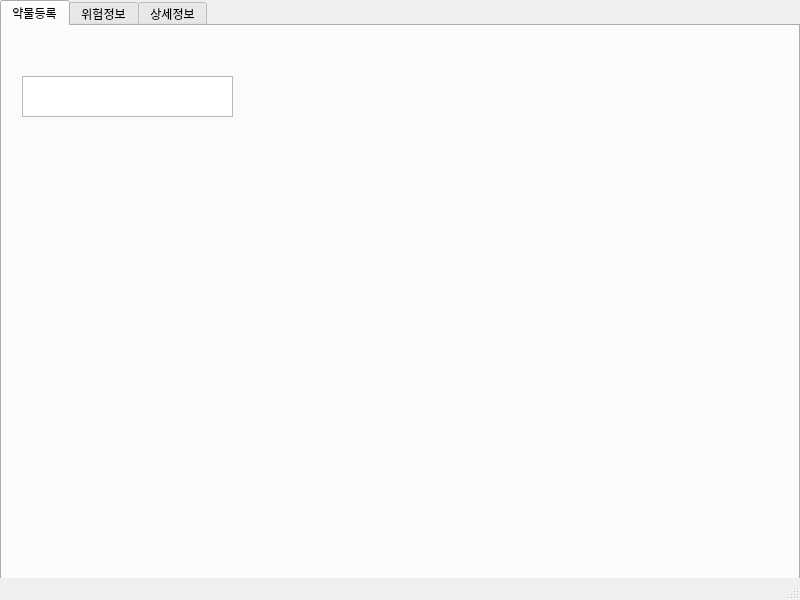
Old version of the form project_drugsearch.ui in the repository codepam2020/pyp1.
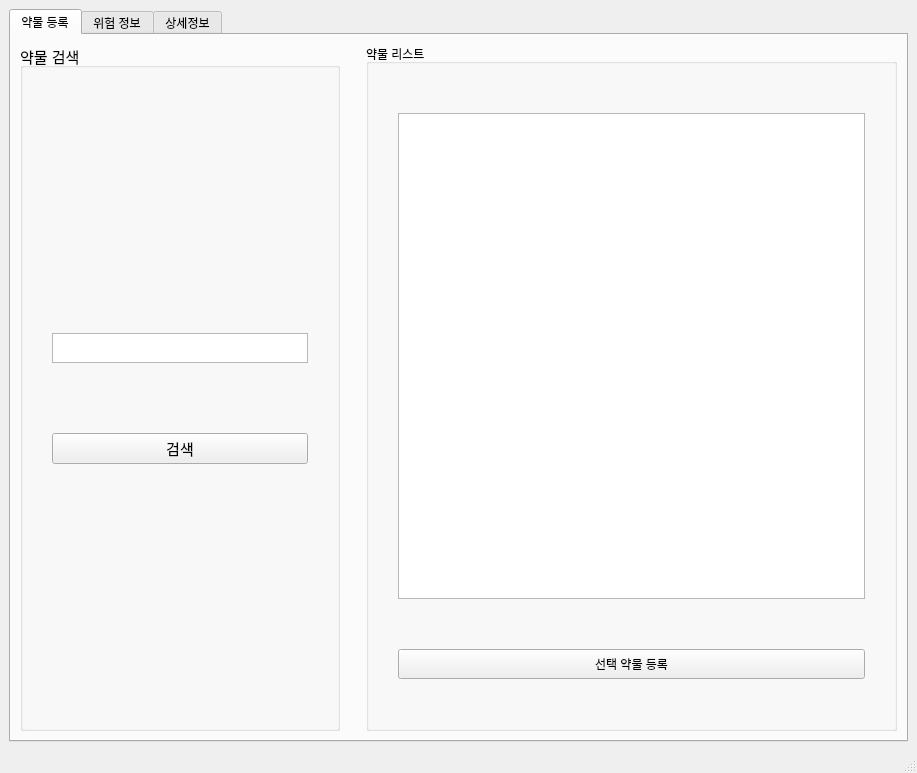
New version of the form.

Diff of the .ui file:
```diff
--- a/project_drugsearch.ui
+++ b/project_drugsearch.ui
@@ -6,80 +6,267 @@
    <rect>
     <x>0</x>
     <y>0</y>
-    <width>800</width>
-    <height>600</height>
+    <width>917</width>
+    <height>773</height>
    </rect>
   </property>
   <property name="windowTitle">
    <string>MainWindow</string>
   </property>
   <widget class="QWidget" name="centralwidget">
-   <widget class="QTabWidget" name="tabWidget">
-    <property name="enabled">
-     <bool>true</bool>
-    </property>
-    <property name="geometry">
-     <rect>
-      <x>0</x>
-      <y>0</y>
-      <width>800</width>
-      <height>600</height>
-     </rect>
-    </property>
-    <property name="currentIndex">
-     <number>0</number>
-    </property>
-    <property name="iconSize">
-     <size>
-      <width>16</width>
-      <height>16</height>
-     </size>
-    </property>
-    <property name="elideMode">
-     <enum>Qt::ElideMiddle</enum>
-    </property>
-    <property name="tabsClosable">
-     <bool>false</bool>
-    </property>
-    <property name="movable">
-     <bool>false</bool>
-    </property>
-    <property name="tabBarAutoHide">
-     <bool>false</bool>
-    </property>
-    <widget class="QWidget" name="tab1">
-     <attribute name="title">
-      <string notr="true">약물등록</string>
-     </attribute>
-     <widget class="QTextEdit" name="textEdit">
-      <property name="geometry">
-       <rect>
-        <x>20</x>
-        <y>50</y>
-        <width>211</width>
-        <height>41</height>
-       </rect>
-      </property>
-      <property name="html">
-       <string>&lt;!DOCTYPE HTML PUBLIC &quot;-//W3C//DTD HTML 4.0//EN&quot; &quot;http://www.w3.org/TR/REC-html40/strict.dtd&quot;&gt;
-&lt;html&gt;&lt;head&gt;&lt;meta name=&quot;qrichtext&quot; content=&quot;1&quot; /&gt;&lt;style type=&quot;text/css&quot;&gt;
-p, li { white-space: pre-wrap; }
-&lt;/style&gt;&lt;/head&gt;&lt;body style=&quot; font-family:'.AppleSystemUIFont'; font-size:13pt; font-weight:400; font-style:normal;&quot;&gt;
-&lt;p style=&quot;-qt-paragraph-type:empty; margin-top:0px; margin-bottom:0px; margin-left:0px; margin-right:0px; -qt-block-indent:0; text-indent:0px;&quot;&gt;&lt;br /&gt;&lt;/p&gt;&lt;/body&gt;&lt;/html&gt;</string>
-      </property>
-     </widget>
-    </widget>
-    <widget class="QWidget" name="tab2">
-     <attribute name="title">
-      <string notr="true">위험정보</string>
-     </attribute>
-    </widget>
-    <widget class="QWidget" name="tab3">
-     <attribute name="title">
-      <string notr="true">상세정보</string>
-     </attribute>
-    </widget>
-   </widget>
+   <layout class="QGridLayout" name="gridLayout_2">
+    <item row="0" column="0">
+     <layout class="QGridLayout" name="gridLayout">
+      <item row="0" column="0">
+       <widget class="QTabWidget" name="tabWidget">
+        <property name="currentIndex">
+         <number>0</number>
+        </property>
+        <widget class="QWidget" name="tabDrugRegister">
+         <attribute name="title">
+          <string>약물 등록</string>
+         </attribute>
+         <layout class="QGridLayout" name="gridLayout_5">
+          <item row="0" column="0">
+           <layout class="QGridLayout" name="gridLayout_13">
+            <item row="0" column="0">
+             <widget class="QGroupBox" name="groupBox">
+              <property name="font">
+               <font>
+                <pointsize>11</pointsize>
+               </font>
+              </property>
+              <property name="title">
+               <string>약물 검색</string>
+              </property>
+              <layout class="QVBoxLayout" name="verticalLayout_3">
+               <item>
+                <layout class="QVBoxLayout" name="verticalLayout_2">
+                 <property name="spacing">
+                  <number>10</number>
+                 </property>
+                 <property name="leftMargin">
+                  <number>20</number>
+                 </property>
+                 <property name="topMargin">
+                  <number>40</number>
+                 </property>
+                 <property name="rightMargin">
+                  <number>20</number>
+                 </property>
+                 <property name="bottomMargin">
+                  <number>40</number>
+                 </property>
+                 <item>
+                  <spacer name="verticalSpacer_2">
+                   <property name="orientation">
+                    <enum>Qt::Vertical</enum>
+                   </property>
+                   <property name="sizeHint" stdset="0">
+                    <size>
+                     <width>20</width>
+                     <height>40</height>
+                    </size>
+                   </property>
+                  </spacer>
+                 </item>
+                 <item>
+                  <widget class="QTextEdit" name="TextEditDrugSearch">
+                   <property name="sizePolicy">
+                    <sizepolicy hsizetype="Minimum" vsizetype="Minimum">
+                     <horstretch>0</horstretch>
+                     <verstretch>20</verstretch>
+                    </sizepolicy>
+                   </property>
+                   <property name="minimumSize">
+                    <size>
+                     <width>150</width>
+                     <height>30</height>
+                    </size>
+                   </property>
+                   <property name="maximumSize">
+                    <size>
+                     <width>16777215</width>
+                     <height>30</height>
+                    </size>
+                   </property>
+                  </widget>
+                 </item>
+                 <item>
+                  <spacer name="verticalSpacer">
+                   <property name="orientation">
+                    <enum>Qt::Vertical</enum>
+                   </property>
+                   <property name="sizeType">
+                    <enum>QSizePolicy::Minimum</enum>
+                   </property>
+                   <property name="sizeHint" stdset="0">
+                    <size>
+                     <width>20</width>
+                     <height>60</height>
+                    </size>
+                   </property>
+                  </spacer>
+                 </item>
+                 <item>
+                  <widget class="QPushButton" name="ButtonSearchDrug">
+                   <property name="sizePolicy">
+                    <sizepolicy hsizetype="Minimum" vsizetype="Minimum">
+                     <horstretch>0</horstretch>
+                     <verstretch>0</verstretch>
+                    </sizepolicy>
+                   </property>
+                   <property name="minimumSize">
+                    <size>
+                     <width>150</width>
+                     <height>30</height>
+                    </size>
+                   </property>
+                   <property name="text">
+                    <string>검색</string>
+                   </property>
+                  </widget>
+                 </item>
+                 <item>
+                  <spacer name="verticalSpacer_3">
+                   <property name="orientation">
+                    <enum>Qt::Vertical</enum>
+                   </property>
+                   <property name="sizeHint" stdset="0">
+                    <size>
+                     <width>20</width>
+                     <height>40</height>
+                    </size>
+                   </property>
+                  </spacer>
+                 </item>
+                </layout>
+               </item>
+              </layout>
+             </widget>
+            </item>
+           </layout>
+          </item>
+          <item row="0" column="2">
+           <layout class="QGridLayout" name="gridLayout_14">
+            <item row="0" column="0">
+             <widget class="QGroupBox" name="groupBox_2">
+              <property name="title">
+               <string>약물 리스트</string>
+              </property>
+              <layout class="QVBoxLayout" name="verticalLayout_5">
+               <item>
+                <layout class="QVBoxLayout" name="verticalLayout_4">
+                 <property name="spacing">
+                  <number>10</number>
+                 </property>
+                 <property name="leftMargin">
+                  <number>20</number>
+                 </property>
+                 <property name="topMargin">
+                  <number>40</number>
+                 </property>
+                 <property name="rightMargin">
+                  <number>20</number>
+                 </property>
+                 <property name="bottomMargin">
+                  <number>40</number>
+                 </property>
+                 <item>
+                  <widget class="QListWidget" name="ListWidgetDrugList">
+                   <property name="sizePolicy">
+                    <sizepolicy hsizetype="MinimumExpanding" vsizetype="Expanding">
+                     <horstretch>0</horstretch>
+                     <verstretch>0</verstretch>
+                    </sizepolicy>
+                   </property>
+                   <property name="minimumSize">
+                    <size>
+                     <width>250</width>
+                     <height>400</height>
+                    </size>
+                   </property>
+                  </widget>
+                 </item>
+                 <item>
+                  <spacer name="verticalSpacer_4">
+                   <property name="orientation">
+                    <enum>Qt::Vertical</enum>
+                   </property>
+                   <property name="sizeType">
+                    <enum>QSizePolicy::Minimum</enum>
+                   </property>
+                   <property name="sizeHint" stdset="0">
+                    <size>
+                     <width>20</width>
+                     <height>40</height>
+                    </size>
+                   </property>
+                  </spacer>
+                 </item>
+                 <item>
+                  <widget class="QPushButton" name="ButtonSelectedDrugRegister">
+                   <property name="minimumSize">
+                    <size>
+                     <width>250</width>
+                     <height>30</height>
+                    </size>
+                   </property>
+                   <property name="text">
+                    <string>선택 약물 등록</string>
+                   </property>
+                  </widget>
+                 </item>
+                </layout>
+               </item>
+              </layout>
+             </widget>
+            </item>
+           </layout>
+          </item>
+          <item row="0" column="1">
+           <spacer name="horizontalSpacer">
+            <property name="orientation">
+             <enum>Qt::Horizontal</enum>
+            </property>
+            <property name="sizeType">
+             <enum>QSizePolicy::Minimum</enum>
+            </property>
+            <property name="sizeHint" stdset="0">
+             <size>
+              <width>20</width>
+              <height>20</height>
+             </size>
+            </property>
+           </spacer>
+          </item>
+         </layout>
+        </widget>
+        <widget class="QWidget" name="tabDangerInfo">
+         <attribute name="title">
+          <string>위험 정보</string>
+         </attribute>
+         <layout class="QGridLayout" name="gridLayout_9">
+          <item row="0" column="0">
+           <layout class="QGridLayout" name="gridLayout_8"/>
+          </item>
+         </layout>
+        </widget>
+        <widget class="QWidget" name="tab_3">
+         <attribute name="title">
+          <string>상세정보</string>
+         </attribute>
+         <layout class="QGridLayout" name="gridLayout_4">
+          <item row="0" column="0">
+           <layout class="QGridLayout" name="gridLayout_10"/>
+          </item>
+         </layout>
+        </widget>
+       </widget>
+      </item>
+     </layout>
+    </item>
+   </layout>
   </widget>
   <widget class="QStatusBar" name="statusbar"/>
  </widget>
```
